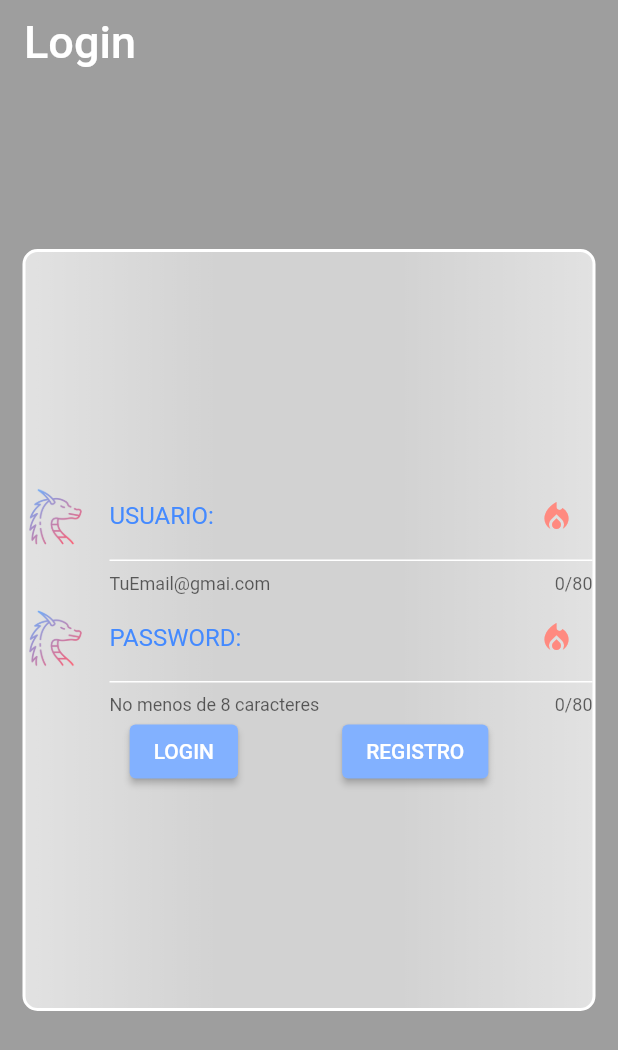
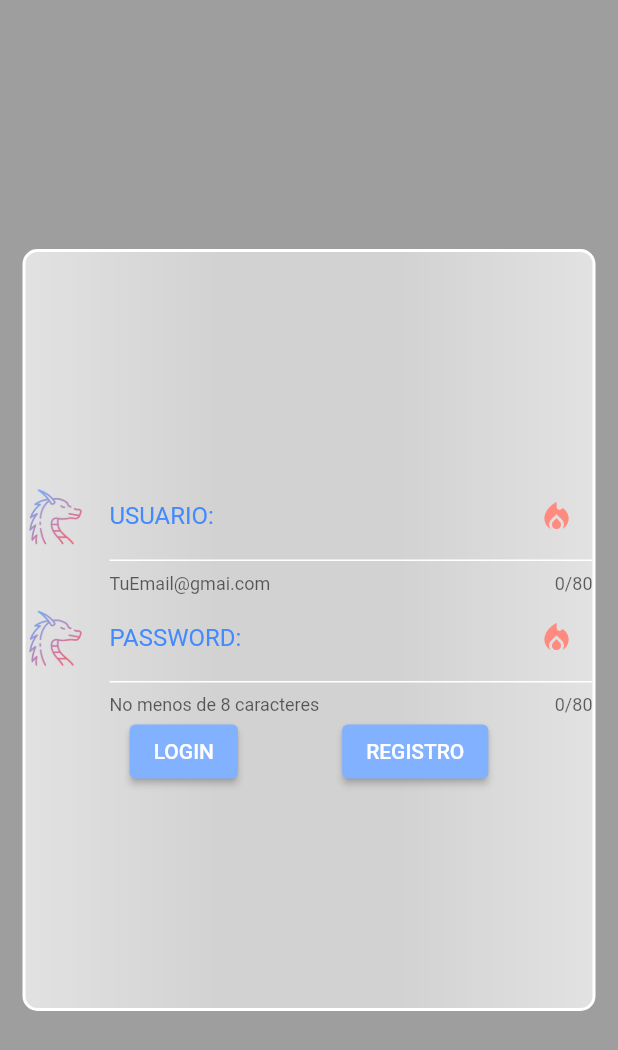
Before and after one commit to SFP95/ExamenDISonia, a Flutter app: the screen it shows after launch, on a phone screen of 412 x 824 dp. Shown: the top 1050 px of the screen. Run offline on Flutter 3.47's test engine with Material 2 defaults, Android fonts, the phone set to English and light mode, and no system bars; our stand-ins replace cloud_firestore, firebase_auth, firebase_core; accounts and stored records are empty.

Commit message:
ajustes diseño

```diff
--- a/lib/custom_views/RFInputText.dart
+++ b/lib/custom_views/RFInputText.dart
@@ -25,10 +25,9 @@ class RFInputText extends StatelessWidget{
       enableSuggestions: !blIsPsswd,
       autocorrect: !blIsPsswd,
       decoration: InputDecoration(
-
         icon: Image(
-            image: AssetImage('assets/images/dragon.png')
-            ,height: 40,
+            image: AssetImage('assets/images/dragon.png'),
+            height: 40,
         ),
         labelText:  titulo ,
         labelStyle: TextStyle(
--- a/lib/views/LoginView.dart
+++ b/lib/views/LoginView.dart
@@ -40,12 +40,12 @@ class LoginView extends StatelessWidget{
       appBar: AppBar(
         backgroundColor: Colors.grey,
         elevation: 0,
-        title: Text('Login',
-        style: TextStyle(
-          color: Colors.white,
-          fontSize: 30,
-        ),
-        ),
+        // title: Text('Login',
+        // style: TextStyle(
+        //   color: Colors.redAccent[100],
+        //   fontSize: 30,
+        // ),
+        // ),
       ),
       body:  Center(
         child: Container(
```
